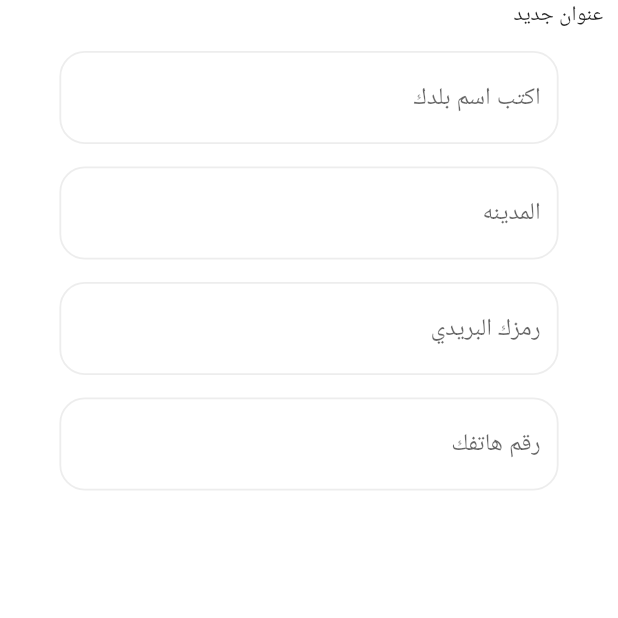
After one commit to Taha-khaled1/oudz_app, a Flutter app: the AddressScreen screen opened directly, on a phone screen of 412 x 824 dp, the top half of it. The commit adds this screen. Run offline on Flutter 3.47's test engine with Material 2 defaults, Android fonts, the phone set to English and light mode, and no system bars; our stand-ins replace carousel_slider, device_preview, flutter_svg, get, lottie, pinput and 4 more; accounts and stored records are empty; Roboto replaces fonts that are missing (Cairo); statements that could not run were skipped.

Commit message:
first commit

```diff
--- a/lib/presentation_layer/screen/account_screen/account_screen.dart
+++ b/lib/presentation_layer/screen/account_screen/account_screen.dart
@@ -8,6 +8,7 @@ import 'package:oudz_app/presentation_layer/resources/styles_manager.dart';
 import 'package:oudz_app/presentation_layer/screen/account_screen/widget/customListtile.dart';
 import 'package:flutter/material.dart';
 import 'package:get/get.dart';
+import 'package:oudz_app/presentation_layer/screen/address_screen/address_screen.dart';
 import 'package:oudz_app/presentation_layer/screen/screenseting/aboutpage.dart';
 import 'package:oudz_app/presentation_layer/screen/screenseting/privacy_policy.dart';
 import 'package:oudz_app/presentation_layer/screen/screenseting/sharescreen.dart';
@@ -20,7 +21,7 @@ class AccountScreen extends StatelessWidget {
   @override
   Widget build(BuildContext context) {
     return Scaffold(
-      bottomNavigationBar: Navb(),
+      bottomNavigationBar: const Navb(),
       backgroundColor: ColorManager.background,
       appBar: appbarscreen('معلومات الحساب'),
       body: InfoWidget(
@@ -47,13 +48,13 @@ class AccountScreen extends StatelessWidget {
                     // Get.to(EditProfileScreen());
                   },
                 ),
-                // CustomListtile(
-                //   widget: const Icon(Icons.person),
-                //   titel: 'الطلبات',
-                //   onTap: () {
-                //     // Get.to(EditProfileScreen());
-                //   },
-                // ),
+                CustomListtile(
+                  widget: const Icon(Icons.person),
+                  titel: 'العناوين',
+                  onTap: () {
+                    Get.to(() => const AddressScreen());
+                  },
+                ),
                 CustomListtile(
                   widget: const Icon(Icons.privacy_tip_outlined),
                   titel: 'سياسة الخصوصيه',
--- /dev/null
+++ b/lib/presentation_layer/screen/address_screen/address_controller/address_controller.dart
@@ -0,0 +1,48 @@
+// ignore_for_file: unused_local_variable
+
+import 'package:flutter/material.dart';
+import 'package:get/get.dart';
+
+import 'package:oudz_app/presentation_layer/components/show_dialog.dart';
+
+class AddressController extends GetxController {
+  String? city, country, post, phone;
+
+  List<AdressModel> aresslist = [];
+  final GlobalKey<FormState> formkeysigin = GlobalKey();
+  // void addadress(BuildContext context) async {
+  //   if (formkeysigin.currentState!.validate()) {
+  //     formkeysigin.currentState!.save();
+
+  //     try {
+  //       int respons = await sqlDb!.insertData(
+  //         '''
+  //      INSERT INTO adress
+  //      (country,city,phone,postal_code)
+  //      VALUES
+  //     ('$country','$city','$phone','$post') ''',
+  //       );
+  //       Get.back();
+  //       Get.back();
+  //       // ignore: use_build_context_synchronously
+  //       showDilog(context, 'تم اضافة العنوان بنجاح');
+  //     } catch (e) {
+  //       print(e);
+  //     }
+  //   }
+  // }
+}
+
+class AdressModel {
+  final String country;
+  final String city;
+  final String phone;
+  final String postal_code;
+
+  AdressModel({
+    required this.country,
+    required this.city,
+    required this.phone,
+    required this.postal_code,
+  });
+}
--- /dev/null
+++ b/lib/presentation_layer/screen/address_screen/address_screen.dart
@@ -0,0 +1,125 @@
+import 'package:flutter/material.dart';
+import 'package:flutter_svg/flutter_svg.dart';
+import 'package:get/get.dart';
+import 'package:oudz_app/application_layer/ShardFunction/valid.dart';
+import 'package:oudz_app/presentation_layer/Infowidget/ui_components/info_widget.dart';
+import 'package:oudz_app/presentation_layer/components/appbar1.dart';
+import 'package:oudz_app/presentation_layer/components/customtextfild.dart';
+import 'package:oudz_app/presentation_layer/components/navbar.dart';
+import 'package:oudz_app/presentation_layer/resources/color_manager.dart';
+import 'package:oudz_app/presentation_layer/resources/font_manager.dart';
+import 'package:oudz_app/presentation_layer/resources/styles_manager.dart';
+
+import 'address_controller/address_controller.dart';
+
+class AddressScreen extends StatelessWidget {
+  const AddressScreen({super.key});
+
+  @override
+  Widget build(BuildContext context) {
+    AddressController controller = Get.put(AddressController());
+    return Scaffold(
+      backgroundColor: ColorManager.background,
+      // appBar: appbar(),
+      // bottomNavigationBar: BottomNavAuth(
+      //   press: () {
+      //     controller.addadress(context);
+
+      //     //  Get.toNamed(Routes.shippingInfoRoute,arguments: {'cart':true});
+      //   },
+      //   text: 'حفظ',
+      // ),
+      body: Padding(
+        padding: const EdgeInsets.symmetric(horizontal: 10),
+        child: ListView(
+          children: [
+            Align(
+              alignment: Alignment.topRight,
+              child: Text(
+                'عنوان جديد',
+                style: MangeStyles().getBoldStyle(
+                  color: ColorManager.kPrimary,
+                  fontSize: FontSize.s25,
+                ),
+              ),
+            ),
+            AllFieldAddress(controller: controller)
+          ],
+        ),
+      ),
+    );
+  }
+}
+
+class AllFieldAddress extends StatelessWidget {
+  const AllFieldAddress({
+    Key? key,
+    required this.controller,
+  }) : super(key: key);
+  final AddressController controller;
+  @override
+  Widget build(BuildContext context) {
+    return InfoWidget(
+      builder: (context, deviceInfo) {
+        return Padding(
+          padding: const EdgeInsets.symmetric(horizontal: 10),
+          child: Form(
+            key: controller.formkeysigin,
+            child: Column(
+              children: [
+                const SizedBox(height: 15),
+                CustomTextfeild(
+                  valid: (p0) {
+                    return validInput(p0.toString(), 1, 100, 'type');
+                  },
+                  onsaved: (p0) {
+                    return controller.country = p0.toString();
+                  },
+                  titel: 'اكتب اسم بلدك',
+                  width: deviceInfo.localWidth * 0.05,
+                  height: 60,
+                ),
+                const SizedBox(height: 15),
+                CustomTextfeild(
+                  valid: (p0) {
+                    return validInput(p0.toString(), 1, 100, 'type');
+                  },
+                  onsaved: (p0) {
+                    return controller.city = p0.toString();
+                  },
+                  titel: 'المدينه',
+                  width: deviceInfo.localWidth * 0.05,
+                  height: 60,
+                ),
+                const SizedBox(height: 15),
+                CustomTextfeild(
+                  valid: (p0) {
+                    return validInput(p0.toString(), 1, 100, 'type');
+                  },
+                  onsaved: (p0) {
+                    return controller.post = p0.toString();
+                  },
+                  titel: 'رمزك البريدي',
+                  width: deviceInfo.localWidth * 0.05,
+                  height: 60,
+                ),
+                const SizedBox(height: 15),
+                CustomTextfeild(
+                  valid: (p0) {
+                    return validInput(p0.toString(), 1, 100, 'phone');
+                  },
+                  onsaved: (p0) {
+                    return controller.phone = p0.toString();
+                  },
+                  titel: 'رقم هاتفك',
+                  width: deviceInfo.localWidth * 0.05,
+                  height: 60,
+                ),
+              ],
+            ),
+          ),
+        );
+      },
+    );
+  }
+}
```
